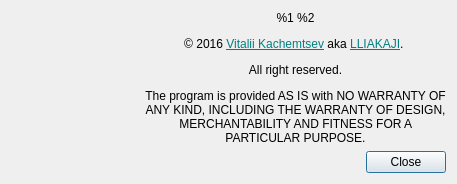
Old version of the form src/aboutdialog.ui in the repository LLIAKAJL/WineWizard.
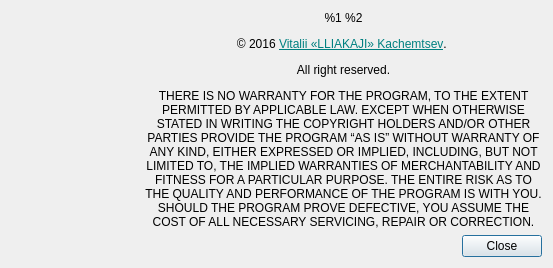
New version of the form.

What changed in the file:
```diff
--- a/src/aboutdialog.ui
+++ b/src/aboutdialog.ui
@@ -6,8 +6,8 @@
    <rect>
     <x>0</x>
     <y>0</y>
-    <width>418</width>
-    <height>263</height>
+    <width>631</width>
+    <height>363</height>
    </rect>
   </property>
   <property name="windowTitle">
@@ -29,7 +29,7 @@
       <string/>
      </property>
      <property name="alignment">
-      <set>Qt::AlignCenter</set>
+      <set>Qt::AlignHCenter|Qt::AlignTop</set>
      </property>
     </widget>
    </item>
@@ -38,7 +38,7 @@
      <item>
       <widget class="QLabel" name="label">
        <property name="text">
-        <string>&lt;html&gt;&lt;head/&gt;&lt;body&gt;&lt;p align=&quot;center&quot;&gt;%1 %2&lt;/p&gt;&lt;p align=&quot;center&quot;&gt;© 2016 &lt;a href=&quot;http://wwizard.net&quot;&gt;&lt;span style=&quot; text-decoration: underline; color:#008080;&quot;&gt;Vitalii Kachemtsev&lt;/span&gt;&lt;/a&gt; aka &lt;a href=&quot;http://wwizard.net&quot;&gt;&lt;span style=&quot; text-decoration: underline; color:#008080;&quot;&gt;LLIAKAJI&lt;/span&gt;&lt;/a&gt;. &lt;/p&gt;&lt;p align=&quot;center&quot;&gt;All right reserved.&lt;/p&gt;&lt;p align=&quot;center&quot;&gt;The program is provided AS IS with NO WARRANTY OF ANY KIND, INCLUDING THE WARRANTY OF DESIGN, MERCHANTABILITY AND FITNESS FOR A PARTICULAR PURPOSE.&lt;/p&gt;&lt;/body&gt;&lt;/html&gt;</string>
+        <string>&lt;html&gt;&lt;head/&gt;&lt;body&gt;&lt;p align=&quot;center&quot;&gt;%1 %2&lt;/p&gt;&lt;p align=&quot;center&quot;&gt;© 2016 &lt;a href=&quot;http://wwizard.net&quot;&gt;&lt;span style=&quot; text-decoration: underline; color:#008080;&quot;&gt;Vitalii «LLIAKAJI» Kachemtsev&lt;/span&gt;&lt;/a&gt;. &lt;/p&gt;&lt;p align=&quot;center&quot;&gt;All right reserved.&lt;/p&gt;&lt;p align=&quot;center&quot;&gt;THERE IS NO WARRANTY FOR THE PROGRAM, TO THE EXTENT PERMITTED BY APPLICABLE LAW. EXCEPT WHEN OTHERWISE STATED IN WRITING THE COPYRIGHT HOLDERS AND/OR OTHER PARTIES PROVIDE THE PROGRAM “AS IS” WITHOUT WARRANTY OF ANY KIND, EITHER EXPRESSED OR IMPLIED, INCLUDING, BUT NOT LIMITED TO, THE IMPLIED WARRANTIES OF MERCHANTABILITY AND FITNESS FOR A PARTICULAR PURPOSE. THE ENTIRE RISK AS TO THE QUALITY AND PERFORMANCE OF THE PROGRAM IS WITH YOU. SHOULD THE PROGRAM PROVE DEFECTIVE, YOU ASSUME THE COST OF ALL NECESSARY SERVICING, REPAIR OR CORRECTION.&lt;/p&gt;&lt;/body&gt;&lt;/html&gt;</string>
        </property>
        <property name="wordWrap">
         <bool>true</bool>
```
